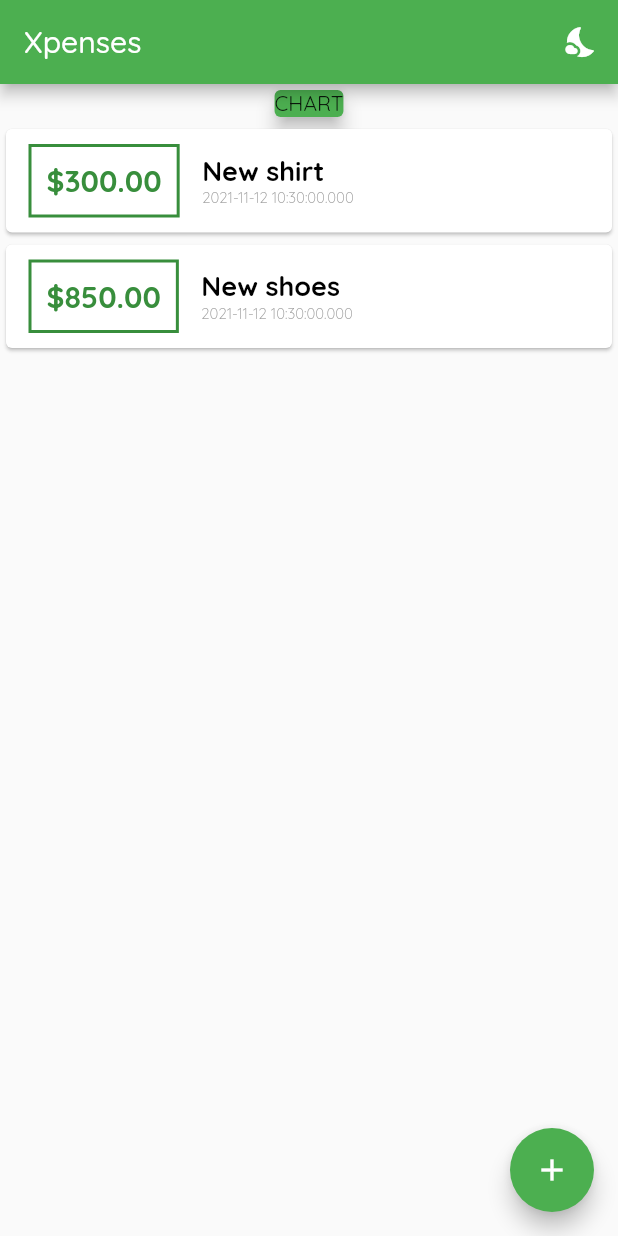
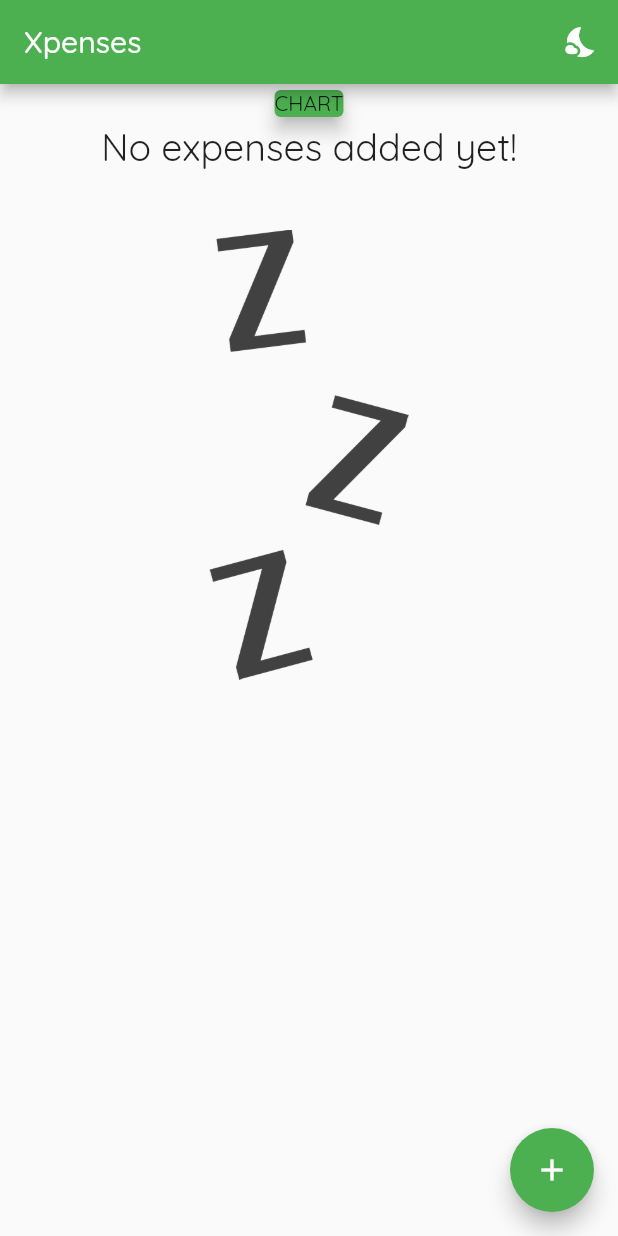
Before and after one commit to Dagi5/Xpenses, a Flutter app: the screen it shows after launch, on a phone screen of 412 x 824 dp. Run offline on Flutter 3.47's test engine with Material 2 defaults, Android fonts, the phone set to English and light mode, and no system bars.

Commit message:
update expenses_list.dart
-created a simple logic to change appearance when list is empty or not
-added picture to be shown when expense list is empty
-removed the dummy list
-edited content(additional image) in the pubspec..yaml

```diff
--- a/lib/main.dart
+++ b/lib/main.dart
@@ -28,24 +28,8 @@ class MyHomePage extends StatefulWidget {
 }
 
 class _MyHomePageState extends State<MyHomePage> {
-//-----------------------------expence list holder------------------------------
-//TODO: let the user add expenses dynamicaly through the app
-
-  final List<Expenses> _userExpenses = [
-    Expenses(
-      id: "t1",
-      title: "New shirt",
-      amount: 300,
-      date: DateTime.now(),
-    ),
-    Expenses(
-      id: "t2",
-      title: "New shoes",
-      amount: 850,
-      date: DateTime.now(),
-    )
-  ];
-//--------------------------##-expence list holder-##---------------------------
+//this will hold all the expence list contnent
+  final List<Expenses> _userExpenses = [];
 
 //-----------------------------new expence creater------------------------------
   void _addNewExpense(String txTitle, double txAmount) {
--- a/lib/widgets/expenses_list.dart
+++ b/lib/widgets/expenses_list.dart
@@ -15,7 +15,30 @@ class ExpensesList extends StatelessWidget {
 
         Container(
             height: 700,
-      child: ListView.builder(
+            width: double.maxFinite,
+            child:
+                //show image if list empty
+                expenses.isEmpty
+                    ? Column(
+                        children: <Widget>[
+                          const Text(
+                            "No expenses added yet!",
+                            style: TextStyle(
+                              fontSize: 25,
+                              fontWeight: FontWeight.w400,
+                            ),
+                          ),
+                          Container(
+                            height: 300,
+                            margin: EdgeInsets.all(40),
+                            child: Image.asset(
+                              "assets/images/waiting.png",
+                              fit: BoxFit.cover,
+                            ),
+                          )
+                        ],
+                      )
+                    : ListView.builder(
                         itemBuilder: (buildContext, index) {
                           //TODO: decorate the card to look better
 
@@ -49,7 +72,8 @@ class ExpensesList extends StatelessWidget {
                               //this column will hold the list of all expenses
                               Column(
                                   crossAxisAlignment: CrossAxisAlignment.start,
-                  mainAxisAlignment: MainAxisAlignment.spaceBetween,
+                                  mainAxisAlignment:
+                                      MainAxisAlignment.spaceBetween,
                                   children: <Widget>[
                                     Text(
                                       expenses[index].title,
@@ -74,8 +98,7 @@ class ExpensesList extends StatelessWidget {
                           ));
                         },
                         itemCount: expenses.length,
-      ),
-    );
+                      ));
 //--------------------------##-expence list-##----------------------------------;
   }
 }
--- a/pubspec.yaml
+++ b/pubspec.yaml
@@ -61,6 +61,10 @@ flutter:
   # assets:
   #   - images/a_dot_burr.jpeg
   #   - images/a_dot_ham.jpeg
+  assets:
+    - assets/images/paper icon.png
+    - assets/images/waiting.png
+
 
   # An image asset can refer to one or more resolution-specific "variants", see
   # https://flutter.dev/assets-and-images/#resolution-aware.
```
Also changed, not shown: assets/images/paper icon.png (added), assets/images/waiting.png (added). Lines whose indentation alone changed are shown as unchanged.
